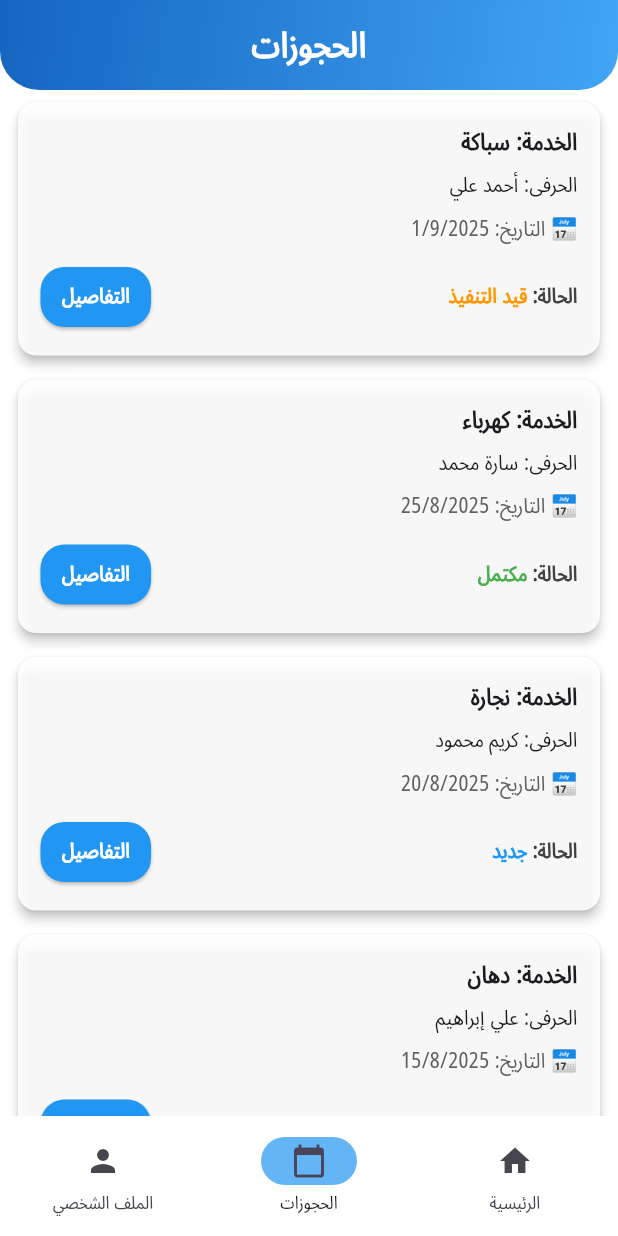
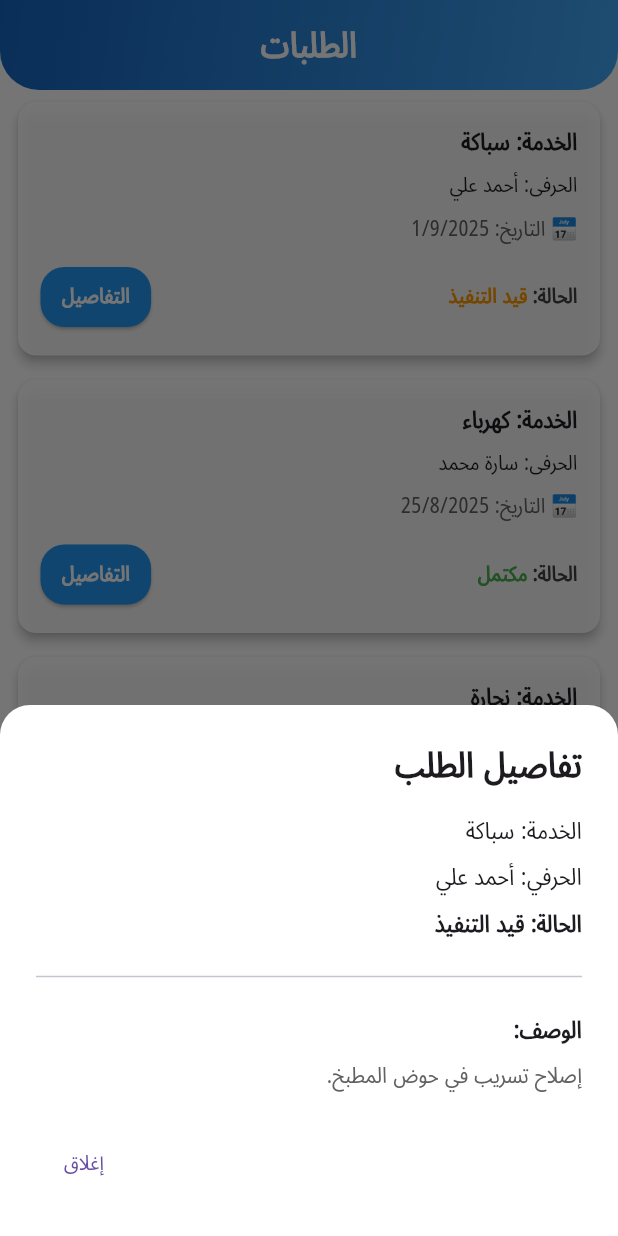
Before and after one commit to asmaa202310/Flutter_project_Herfagi, a Flutter app: the screen it shows after launch, item 2 of the bottom bar chosen, after a tap on "التفاصيل", on a phone screen of 412 x 824 dp. Run offline on Flutter 3.47's test engine with Material 3 defaults, Android fonts, the phone set to English and light mode, and no system bars; our stand-ins replace flutter_rating_bar, lottie, percent_indicator.

Commit message:
fix details button in order view

```diff
--- a/herfagy_v2/lib/views/crafter/orders_for_crafter/widgets/order_crafter_view_body.dart
+++ b/herfagy_v2/lib/views/crafter/orders_for_crafter/widgets/order_crafter_view_body.dart
@@ -14,7 +14,7 @@ class OrdersCrafterViewBody extends StatelessWidget {
       builder: (context, viewModel, child) {
         return CustomScrollView(
           slivers: [
-            const CustomOrdersAppBar(text: "الحجوزات"),
+            const CustomOrdersAppBar(text: "الطلبات"),
             OrdersSliverListBuilder(orders: viewModel.ordersList),
           ],
         );
--- a/herfagy_v2/lib/views/user/home_for_user/widgets/custom_order_button.dart
+++ b/herfagy_v2/lib/views/user/home_for_user/widgets/custom_order_button.dart
@@ -13,11 +13,11 @@ class CustomUserButton extends StatelessWidget {
   final String text;
   final Color? color;
   final double fontSize;
-  final VoidCallback? onTap;
+  final Function()? onTap;
   @override
   Widget build(BuildContext context) {
     return ElevatedButton(
-      onPressed: () => onTap,
+      onPressed: onTap,
       style: ElevatedButton.styleFrom(
         backgroundColor: color ?? Colors.blue,
         padding: const EdgeInsets.symmetric(horizontal: 14),
--- a/herfagy_v2/lib/views/user/orders_for_user/widgets/order_card.dart
+++ b/herfagy_v2/lib/views/user/orders_for_user/widgets/order_card.dart
@@ -1,13 +1,14 @@
 import 'package:flutter/material.dart';
 import '../../../../models/order_model.dart';
 import '../../home_for_user/widgets/custom_order_button.dart';
+import 'order_details_bottom_sheet.dart';
 
 class OrderCard extends StatelessWidget {
   final OrderModel order;
 
   const OrderCard({super.key, required this.order});
 
-  Color getStatusColor(String status) {
+  Color _getStatusColor(String status) {
     switch (status) {
       case "مكتمل":
         return Colors.green;
@@ -28,6 +29,7 @@ class OrderCard extends StatelessWidget {
       color: Colors.white.withValues(alpha: 0.89),
       margin: const EdgeInsets.symmetric(vertical: 8, horizontal: 12),
       elevation: 3,
+      shape: RoundedRectangleBorder(borderRadius: BorderRadius.circular(12)),
       child: Padding(
         padding: const EdgeInsets.all(15),
         child: Column(
@@ -60,7 +62,7 @@ class OrderCard extends StatelessWidget {
                 Text(
                   order.status,
                   style: TextStyle(
-                    color: getStatusColor(order.status),
+                    color: _getStatusColor(order.status),
                     fontWeight: FontWeight.bold,
                   ),
                 ),
@@ -69,6 +71,7 @@ class OrderCard extends StatelessWidget {
                   borderRaduis: 16,
                   text: 'التفاصيل',
                   fontSize: 14,
+                  onTap: () => _showOrderDetails(context),
                 ),
               ],
             ),
@@ -77,4 +80,17 @@ class OrderCard extends StatelessWidget {
       ),
     );
   }
+
+  void _showOrderDetails(BuildContext context) {
+    showModalBottomSheet(
+      context: context,
+      backgroundColor: Colors.white,
+      shape: const RoundedRectangleBorder(
+        borderRadius: BorderRadius.vertical(top: Radius.circular(20)),
+      ),
+      builder: (_) {
+        return OrderDetailsBottomSheet(order: order);
+      },
+    );
+  }
 }
--- /dev/null
+++ b/herfagy_v2/lib/views/user/orders_for_user/widgets/order_details_bottom_sheet.dart
@@ -0,0 +1,64 @@
+import 'package:flutter/material.dart';
+
+import '../../../../models/order_model.dart';
+
+class OrderDetailsBottomSheet extends StatelessWidget {
+  const OrderDetailsBottomSheet({super.key, required this.order});
+
+  final OrderModel order;
+
+  @override
+  Widget build(BuildContext context) {
+    return Padding(
+      padding: const EdgeInsets.all(24.0),
+      child: Column(
+        mainAxisSize: MainAxisSize.min,
+        crossAxisAlignment: CrossAxisAlignment.start,
+        children: [
+          Text(
+            "تفاصيل الطلب",
+            style: Theme.of(
+              context,
+            ).textTheme.headlineSmall?.copyWith(fontWeight: FontWeight.bold),
+          ),
+          const SizedBox(height: 16),
+          Text(
+            "الخدمة: ${order.service}",
+            style: const TextStyle(fontSize: 16),
+          ),
+          const SizedBox(height: 8),
+          Text("الحرفي: ${order.person}", style: const TextStyle(fontSize: 16)),
+          const SizedBox(height: 8),
+          Text(
+            "الحالة: ${order.status}",
+            style: const TextStyle(fontSize: 16, fontWeight: FontWeight.bold),
+          ),
+          const SizedBox(height: 16),
+          const Divider(),
+          const SizedBox(height: 16),
+          Text(
+            "الوصف:",
+            style: Theme.of(
+              context,
+            ).textTheme.titleMedium?.copyWith(fontWeight: FontWeight.bold),
+          ),
+          const SizedBox(height: 8),
+          Text(
+            order.details,
+            style: TextStyle(fontSize: 15, color: Colors.grey[700]),
+          ),
+          const SizedBox(height: 24),
+          Row(
+            mainAxisAlignment: MainAxisAlignment.end,
+            children: [
+              TextButton(
+                onPressed: () => Navigator.pop(context),
+                child: const Text("إغلاق"),
+              ),
+            ],
+          ),
+        ],
+      ),
+    );
+  }
+}
```
